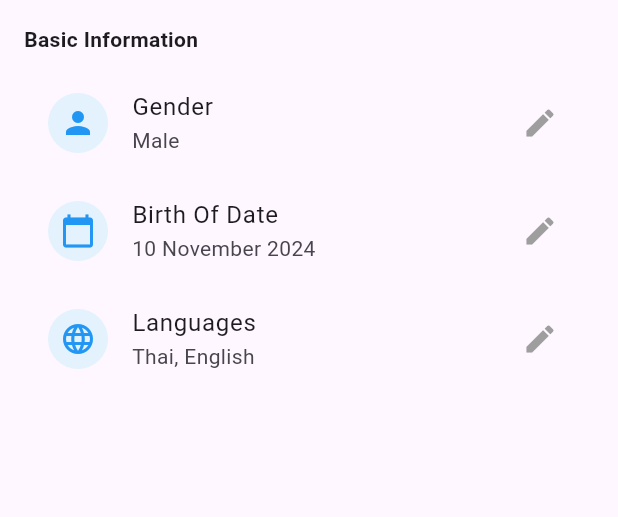
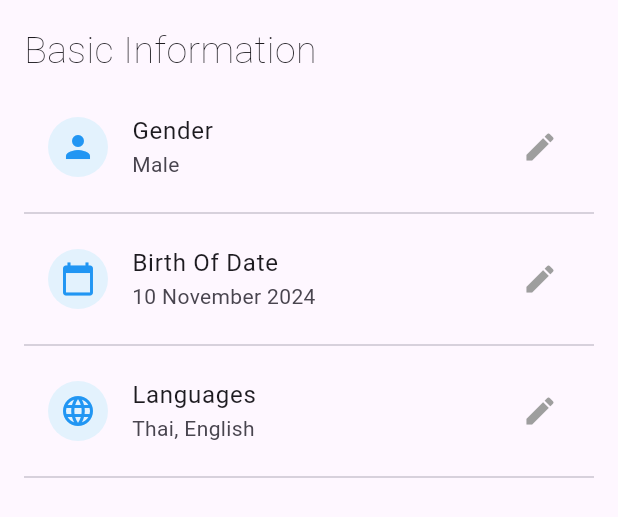
Before and after one commit to BooPassakorn/flutter_homework, a Flutter app: the AboutSection widget shown alone on an empty page, opened directly, on a phone screen of 412 x 824 dp. Shown: the top 517 px of the screen. Run offline on Flutter 3.47's test engine with Material 3 defaults, Android fonts, the phone set to English and light mode, and no system bars; our stand-ins replace flutter_svg, get, google_fonts, lottie.

Commit message:
Make the bottom bar of Post and About longer.

```diff
--- a/lib/src/pages/profile/profile_page.dart
+++ b/lib/src/pages/profile/profile_page.dart
@@ -24,13 +24,13 @@ class ProfilePage extends StatelessWidget {
                 Positioned(
                   bottom: -40,
                   child: CircleAvatar(
-                    radius: 50,
+                    radius: 65,
                     backgroundColor: Colors.white,
                     child: ClipOval(
                       child: Image.asset(
                         'assets/story1.jpg',
-                        width: 90,
-                        height: 90,
+                        width: 120,
+                        height: 120,
                         fit: BoxFit.cover,
                       ),
                     ),
@@ -106,7 +106,8 @@ class ProfilePage extends StatelessWidget {
             TabBar(
               labelColor: Colors.blue,
               unselectedLabelColor: Colors.grey,
-              indicatorColor: Colors.blue,
+              indicatorColor: Colors.blue, //สีแถบด้านล่าง
+              indicatorSize: TabBarIndicatorSize.tab, //ขนาดเส้นแถบด้านล่าง
               tabs: [
                 Tab(
                   child: Row(
@@ -159,7 +160,7 @@ class ProfileStat extends StatelessWidget {
           value,
           style: const TextStyle(fontSize: 18, fontWeight: FontWeight.bold),
         ),
-        Text(label, style: const TextStyle(color: Colors.grey)),
+        Text(label, style: const TextStyle(color: Colors.black)),
       ],
     );
   }
@@ -168,17 +169,22 @@ class ProfileStat extends StatelessWidget {
 class AboutSection extends StatelessWidget {
   @override
   Widget build(BuildContext context) {
-    return Padding(
+    return SingleChildScrollView(
+      child: Padding(
         padding: const EdgeInsets.all(16.0),
         child: Column(
           crossAxisAlignment: CrossAxisAlignment.start,
           children: [
-          const Text("Basic Information", style: TextStyle(fontWeight: FontWeight.bold)),
+            const Text("Basic Information", style: TextStyle(fontWeight: FontWeight.w200, fontSize: 25)),
             const SizedBox(height: 10),
             _infoTile(Icons.person, "Gender", "Male"),
+            Divider(),
             _infoTile(Icons.calendar_today, "Birth Of Date", "10 November 2024"),
+            Divider(),
             _infoTile(Icons.language, "Languages", "Thai, English"),
+            Divider(),
           ],
+        ),
       ),
     );
   }
```
Lines whose indentation alone changed are shown as unchanged.
